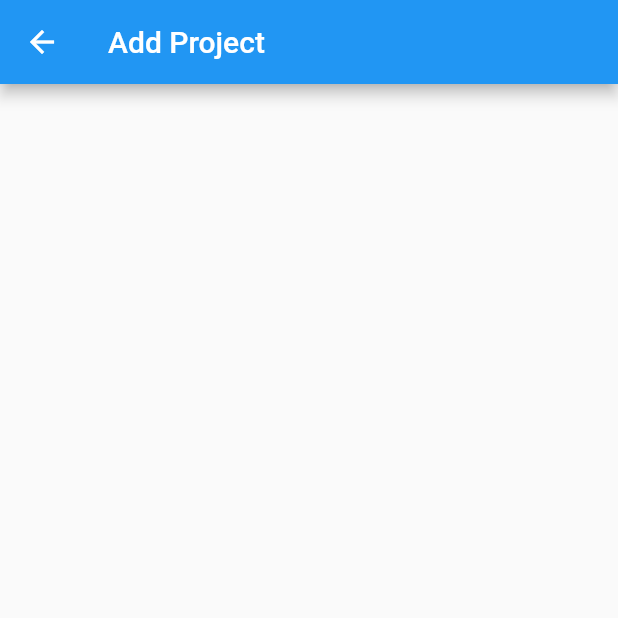
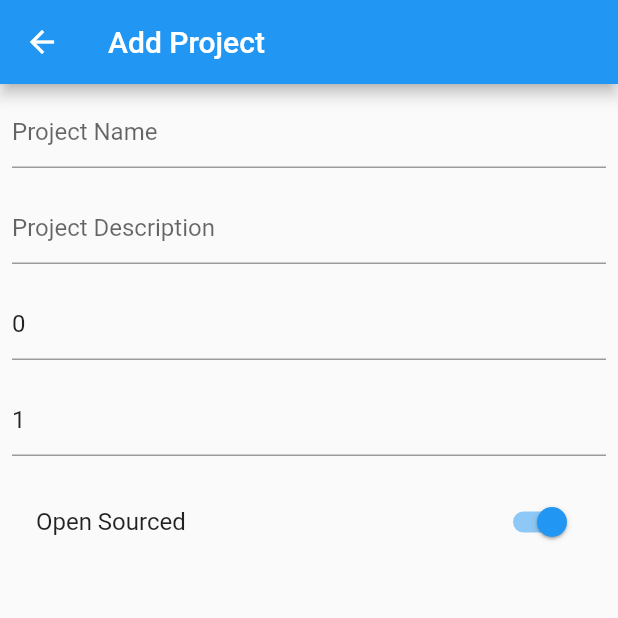
Before and after one commit to rodydavis/flutter_devs, a Flutter app: the AddProjectScreen screen opened directly, on a phone screen of 412 x 824 dp, the top half of it. Run offline on Flutter 3.47's test engine with Material 2 defaults, Android fonts, the phone set to English and light mode, and no system bars; our stand-ins replace localstorage, timeago; missing offline and left inert: dart_firebase; accounts and stored records are empty; generated files the repository leaves out were written again.

```diff
--- a/lib/data/classes/project.dart
+++ b/lib/data/classes/project.dart
@@ -14,12 +14,12 @@ class Project {
     this.description,
   });
 
-  final String name;
-  final bool openSourced;
-  final int hours;
-  final num bounty;
+  String name;
+  bool openSourced;
+  int hours;
+  num bounty;
   final DateTime dateCreated;
-  final String description;
+  String description;
 
   factory Project.fromJson(Map<String, dynamic> json) =>
       _$ProjectFromJson(json);
--- a/lib/ui/client/projects/screen.dart
+++ b/lib/ui/client/projects/screen.dart
@@ -1,4 +1,5 @@
 import 'package:flutter/material.dart';
+import 'package:flutter_devs/data/classes/project.dart';
 import 'package:flutter_devs/data/models/index.dart';
 import 'package:flutter_devs/ui/developer/projects/screen.dart';
 import 'package:provider/provider.dart';
@@ -18,13 +19,17 @@ class CurrentProjectsScreen extends StatelessWidget {
             floatingActionButton: FloatingActionButton(
               child: Icon(Icons.add),
               onPressed: () {
-                Navigator.push(
+                Navigator.push<Project>(
                   context,
                   MaterialPageRoute(
                     builder: (_) => AddProjectScreen(),
                     fullscreenDialog: true,
                   ),
-                );
+                ).then((val) {
+                  if (val != null) {
+                    model.add(val);
+                  }
+                });
               },
             ),
             body: Builder(
@@ -57,14 +62,73 @@ class AddProjectScreen extends StatefulWidget {
 }
 
 class _AddProjectScreenState extends State<AddProjectScreen> {
+  final _formKey = GlobalKey<FormState>();
+  Project _project = Project(
+    name: '',
+    dateCreated: DateTime.now(),
+    openSourced: true,
+    description: '',
+    bounty: 0,
+    hours: 1,
+  );
   @override
   Widget build(BuildContext context) {
     return Scaffold(
       appBar: AppBar(
         title: Text('Add Project'),
       ),
-      body: Column(
-        children: <Widget>[],
+      body: Form(
+        key: _formKey,
+        child: Column(
+          children: <Widget>[
+            Container(
+              padding: EdgeInsets.all(8.0),
+              child: TextFormField(
+                decoration: InputDecoration(hintText: 'Project Name'),
+                initialValue: _project?.name,
+                onSaved: (val) => _project?.name = val,
+              ),
+            ),
+            Container(
+              padding: EdgeInsets.all(8.0),
+              child: TextFormField(
+                decoration: InputDecoration(hintText: 'Project Description '),
+                initialValue: _project?.description,
+                onSaved: (val) => _project?.description = val,
+              ),
+            ),
+            Container(
+              padding: EdgeInsets.all(8.0),
+              child: TextFormField(
+                decoration: InputDecoration(hintText: 'Project Cost'),
+                initialValue: _project?.bounty?.toString(),
+                onSaved: (val) => _project?.bounty = double?.tryParse(val),
+              ),
+            ),
+            Container(
+              padding: EdgeInsets.all(8.0),
+              child: TextFormField(
+                decoration: InputDecoration(hintText: 'Project Hours'),
+                initialValue: _project?.hours?.toString(),
+                onSaved: (val) => _project?.hours = int?.tryParse(val),
+              ),
+            ),
+            Container(
+                padding: EdgeInsets.all(8.0),
+                child: ListTile(
+                  title: Text('Open Sourced'),
+                  trailing: Switch.adaptive(
+                    value: _project?.openSourced,
+                    onChanged: (val) {
+                      if (mounted)
+                        setState(() {
+                          _project?.openSourced = val;
+                        });
+                    },
+                  ),
+                )),
+          ],
+        ),
       ),
     );
   }
```
